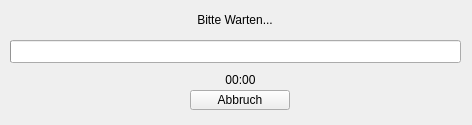
Above: linbo_gui/linboProgress.ui from linuxmuster/linuxmuster-linbo before the change. Below: the same form after it.
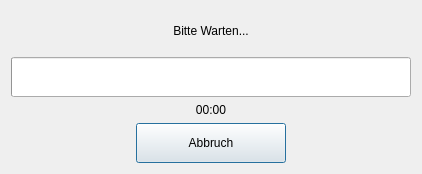
That is the form after the change.

Commit message: remove setProcess, it's not needed anymore

```diff
--- a/linbo_gui/linboProgress.ui
+++ b/linbo_gui/linboProgress.ui
@@ -1,30 +1,45 @@
 <ui version="4.0" >
  <class>linboProgress</class>
- <widget class="QWidget" name="linboProgress" >
-  <property name="geometry" >
+ <widget class="QDialog" name="linboProgress">
+  <property name="windowModality">
+   <enum>Qt::NonModal</enum>
+  </property>
+  <property name="geometry">
    <rect>
     <x>0</x>
     <y>0</y>
-    <width>472</width>
-    <height>125</height>
+    <width>412</width>
+    <height>170</height>
    </rect>
   </property>
-  <property name="cursor" >
+  <property name="sizePolicy">
+   <sizepolicy hsizetype="Fixed" vsizetype="Fixed">
+    <horstretch>0</horstretch>
+    <verstretch>0</verstretch>
+   </sizepolicy>
+  </property>
+  <property name="cursor">
    <cursorShape>WaitCursor</cursorShape>
   </property>
   <property name="windowTitle" >
    <string>Warten...</string>
   </property>
-  <widget class="QLabel" name="progressLabel" >
-   <property name="geometry" >
-    <rect>
-     <x>20</x>
-     <y>10</y>
-     <width>430</width>
-     <height>20</height>
-    </rect>
-   </property>
-   <property name="text" >
+  <property name="modal">
+   <bool>false</bool>
+  </property>
+  <layout class="QVBoxLayout" name="verticalLayout">
+   <property name="sizeConstraint">
+    <enum>QLayout::SetFixedSize</enum>
+   </property>
+   <item>
+    <widget class="QLabel" name="progressLabel">
+     <property name="minimumSize">
+      <size>
+       <width>400</width>
+       <height>40</height>
+      </size>
+     </property>
+     <property name="text">
     <string>Bitte Warten...</string>
    </property>
    <property name="alignment" >
@@ -34,29 +49,16 @@
     <bool>false</bool>
    </property>
   </widget>
-  <widget class="QPushButton" name="cancelButton" >
-   <property name="geometry" >
-    <rect>
-     <x>190</x>
-     <y>90</y>
-     <width>100</width>
-     <height>20</height>
-    </rect>
-   </property>
-   <property name="text" >
-    <string>Abbruch</string>
-   </property>
-  </widget>
-  <widget class="QProgressBar" name="progressBar" >
-   <property name="geometry" >
-    <rect>
-     <x>10</x>
-     <y>40</y>
-     <width>451</width>
-     <height>23</height>
-    </rect>
-   </property>
-   <property name="value" >
+   </item>
+   <item>
+    <widget class="QProgressBar" name="progressBar">
+     <property name="minimumSize">
+      <size>
+       <width>400</width>
+       <height>40</height>
+      </size>
+     </property>
+     <property name="value">
     <number>0</number>
    </property>
    <property name="textVisible" >
@@ -69,24 +71,69 @@
     <bool>false</bool>
    </property>
   </widget>
-  <widget class="QLabel" name="processTime" >
-   <property name="geometry" >
-    <rect>
-     <x>190</x>
-     <y>70</y>
-     <width>101</width>
-     <height>20</height>
-    </rect>
-   </property>
-   <property name="text" >
+   </item>
+   <item>
+    <widget class="QLabel" name="processTime">
+     <property name="text">
     <string>00:00</string>
    </property>
    <property name="alignment" >
     <set>Qt::AlignCenter</set>
    </property>
   </widget>
- </widget>
- <layoutdefault spacing="6" margin="11" />
+   </item>
+   <item>
+    <layout class="QHBoxLayout" name="horizontalLayout">
+     <item>
+      <spacer name="horizontalSpacer_2">
+       <property name="orientation">
+        <enum>Qt::Horizontal</enum>
+       </property>
+       <property name="sizeHint" stdset="0">
+        <size>
+         <width>40</width>
+         <height>20</height>
+        </size>
+       </property>
+      </spacer>
+     </item>
+     <item>
+      <widget class="QPushButton" name="cancelButton">
+       <property name="sizePolicy">
+        <sizepolicy hsizetype="Fixed" vsizetype="Fixed">
+         <horstretch>0</horstretch>
+         <verstretch>0</verstretch>
+        </sizepolicy>
+       </property>
+       <property name="minimumSize">
+        <size>
+         <width>150</width>
+         <height>40</height>
+        </size>
+       </property>
+       <property name="text">
+        <string>Abbruch</string>
+       </property>
+      </widget>
+     </item>
+     <item>
+      <spacer name="horizontalSpacer">
+       <property name="orientation">
+        <enum>Qt::Horizontal</enum>
+       </property>
+       <property name="sizeHint" stdset="0">
+        <size>
+         <width>40</width>
+         <height>20</height>
+        </size>
+       </property>
+      </spacer>
+     </item>
+    </layout>
+   </item>
+  </layout>
+ </widget>
+ <layoutdefault spacing="6" margin="11"/>
  <pixmapfunction>qPixmapFromMimeSource</pixmapfunction>
  <resources/>
  <connections/>
```
Left out of the diff: 17 changed lines with no effect on the pictures. Lines whose indentation alone changed are shown as unchanged. The commit also changes 8 other files.
